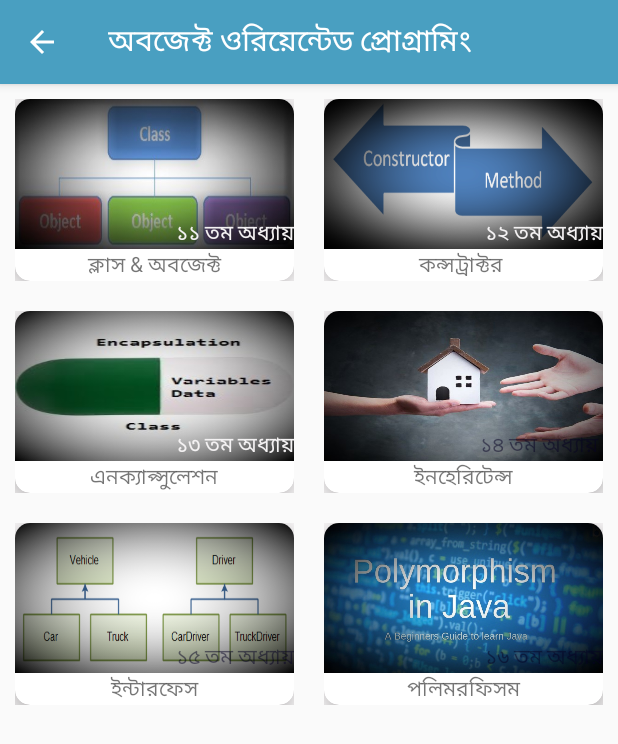
After one commit to Rayhanpatoary/Javamaster, an Android app: the oop screen opened directly, with no data from a screen before it, on a phone screen of 412 x 824 dp. The commit adds this screen. Shown: the top 744 px of the screen. Run offline under Robolectric (Android 15) with nearby library versions, the phone set to English and light mode, and no system bars.

Commit message:
oop part design complete

```diff
--- a/app/src/main/AndroidManifest.xml
+++ b/app/src/main/AndroidManifest.xml
@@ -23,6 +23,9 @@
             android:name=".basic_java"
             android:parentActivityName=".MainActivity" />
         <activity
+            android:name=".oop"
+            android:parentActivityName=".MainActivity" />
+        <activity
             android:name=".basic_two_options"
             android:parentActivityName=".basic_java" />
         <activity android:name=".tutorial_and_code"
--- /dev/null
+++ b/app/src/main/java/com/example/rayhanpatoary/learnjavabangla/advance_java.java
@@ -0,0 +1,13 @@
+package com.example.rayhanpatoary.learnjavabangla;
+
+import android.support.v7.app.AppCompatActivity;
+import android.os.Bundle;
+
+public class advance_java extends AppCompatActivity {
+
+    @Override
+    protected void onCreate(Bundle savedInstanceState) {
+        super.onCreate(savedInstanceState);
+        setContentView(R.layout.activity_advance_java);
+    }
+}
--- a/app/src/main/java/com/example/rayhanpatoary/learnjavabangla/home.java
+++ b/app/src/main/java/com/example/rayhanpatoary/learnjavabangla/home.java
@@ -34,8 +34,21 @@ public class home extends Fragment {
             }
         });
 
+
+        LinearLayout item2 = getActivity().findViewById(R.id.item2);
+        item2.setOnClickListener(new View.OnClickListener() {
+            @Override
+            public void onClick(View v) {
+                start_oop_activity();
+            }
+        });
+
         super.onActivityCreated(savedInstanceState1);
     }
+
+
+
+
 
     private void set_dashboard() {
         set_item1();
@@ -101,6 +114,11 @@ public class home extends Fragment {
         startActivity(intent);
     }
 
+    void start_oop_activity(){
+        Intent intent = new Intent(getContext(),oop.class);
+        startActivity(intent);
+    }
+
 
 
 
--- /dev/null
+++ b/app/src/main/java/com/example/rayhanpatoary/learnjavabangla/oop.java
@@ -0,0 +1,153 @@
+package com.example.rayhanpatoary.learnjavabangla;
+
+import android.annotation.SuppressLint;
+import android.content.Intent;
+import android.support.v7.app.AppCompatActivity;
+import android.os.Bundle;
+import android.view.View;
+import android.widget.LinearLayout;
+import android.widget.TextView;
+
+import static android.app.PendingIntent.getActivity;
+
+public class oop extends AppCompatActivity {
+
+    @Override
+    protected void onCreate(Bundle savedInstanceState) {
+        super.onCreate(savedInstanceState);
+        setContentView(R.layout.activity_oop);
+        getSupportActionBar().setTitle("অবজেক্ট ওরিয়েন্টেড প্রোগ্রামিং");
+        getSupportActionBar().setDisplayHomeAsUpEnabled(true);
+        set_items();
+        LinearLayout item1 = findViewById(R.id.item11);
+        item1.setOnClickListener(new View.OnClickListener() {
+            @Override
+            public void onClick(View v) {
+
+                start_basic_two_options_activity();
+            }
+        });
+
+
+        LinearLayout item2 = findViewById(R.id.item12);
+        item2.setOnClickListener(new View.OnClickListener() {
+            @Override
+            public void onClick(View v) {
+
+                start_basic_two_options_activity();
+            }
+        });
+
+
+        LinearLayout item3 = findViewById(R.id.item13);
+        item3.setOnClickListener(new View.OnClickListener() {
+            @Override
+            public void onClick(View v) {
+
+                start_basic_two_options_activity();
+            }
+        });
+
+
+        LinearLayout item4 = findViewById(R.id.item14);
+        item4.setOnClickListener(new View.OnClickListener() {
+            @Override
+            public void onClick(View v) {
+
+                start_basic_two_options_activity();
+            }
+        });
+
+        LinearLayout item5 = findViewById(R.id.item15);
+        item5.setOnClickListener(new View.OnClickListener() {
+            @Override
+            public void onClick(View v) {
+
+                start_basic_two_options_activity();
+            }
+        });
+
+        LinearLayout item6 = findViewById(R.id.item16);
+        item6.setOnClickListener(new View.OnClickListener() {
+            @Override
+            public void onClick(View v) {
+
+                start_basic_two_options_activity();
+            }
+        });
+
+    }
+    void set_items(){
+        set_item1();
+        set_item2();
+        set_item3();
+        set_item4();
+        set_item5();
+        set_item6();
+    }
+
+    @SuppressLint("ResourceAsColor")
+    private void set_item6() {
+        LinearLayout item6 = findViewById(R.id.item16);
+        TextView item6text1 = (TextView)item6.findViewById(R.id.text1);
+        item6text1.setText("১৬ তম অধ্যায়");
+        item6text1.setBackgroundResource(R.drawable.polymorphysom_image);
+        item6text1.setTextColor(R.color.colorblack);
+        TextView item6text2 = (TextView)item6.findViewById(R.id.text2);
+        item6text2.setText("পলিমরফিসম");
+    }
+
+    @SuppressLint("ResourceAsColor")
+    private void set_item5() {
+        LinearLayout item5 = findViewById(R.id.item15);
+        TextView item5text1 = (TextView)item5.findViewById(R.id.text1);
+        item5text1.setText("১৫ তম অধ্যায়");
+        item5text1.setBackgroundResource(R.drawable.interface_image);
+        item5text1.setTextColor(R.color.colorblack);
+        TextView item5text2 = (TextView)item5.findViewById(R.id.text2);
+        item5text2.setText("ইন্টারফেস");
+    }
+
+    @SuppressLint("ResourceAsColor")
+    private void set_item4() {
+        LinearLayout item4 = findViewById(R.id.item14);
+        TextView item4text1 = (TextView)item4.findViewById(R.id.text1);
+        item4text1.setText("১৪ তম অধ্যায় ");
+        item4text1.setBackgroundResource(R.drawable.inharitance_image);
+        item4text1.setTextColor(R.color.colorblack);
+        TextView item4text2 = (TextView)item4.findViewById(R.id.text2);
+        item4text2.setText("ইনহেরিটেন্স");
+    }
+
+    private void set_item3() {
+        LinearLayout item3 = findViewById(R.id.item13);
+        TextView item3text1 = (TextView)item3.findViewById(R.id.text1);
+        item3text1.setText("১৩ তম অধ্যায়");
+        item3text1.setBackgroundResource(R.drawable.encapsulation_image);;
+        TextView item3text2 = (TextView)item3.findViewById(R.id.text2);
+        item3text2.setText("এনক্যাপ্সুলেশন");
+    }
+
+    private void set_item2() {
+        LinearLayout item2 = findViewById(R.id.item12);
+        TextView item2text1 = (TextView)item2.findViewById(R.id.text1);
+        item2text1.setText("১২ তম অধ্যায়");
+        item2text1.setBackgroundResource(R.drawable.constructor_image);;
+        TextView item2text2 = (TextView)item2.findViewById(R.id.text2);
+        item2text2.setText("কন্সট্রাক্টর ");
+    }
+
+    protected void set_item1() {
+        LinearLayout item1 = findViewById(R.id.item11);
+        TextView item1text1 = (TextView)item1.findViewById(R.id.text1);
+        item1text1.setText("১১ তম অধ্যায়");
+        item1text1.setBackgroundResource(R.drawable.class_object_image);
+        TextView item1text2 = (TextView)item1.findViewById(R.id.text2);
+        item1text2.setText("ক্লাস & অবজেক্ট");
+    }
+
+    void start_basic_two_options_activity(){
+        Intent intent = new Intent(oop.this,basic_two_options.class);
+        startActivity(intent);
+    }
+}
--- /dev/null
+++ b/app/src/main/res/layout/activity_advance_java.xml
@@ -0,0 +1,9 @@
+<?xml version="1.0" encoding="utf-8"?>
+<android.support.constraint.ConstraintLayout xmlns:android="http://schemas.android.com/apk/res/android"
+    xmlns:app="http://schemas.android.com/apk/res-auto"
+    xmlns:tools="http://schemas.android.com/tools"
+    android:layout_width="match_parent"
+    android:layout_height="match_parent"
+    tools:context=".advance_java">
+
+</android.support.constraint.ConstraintLayout>
--- /dev/null
+++ b/app/src/main/res/layout/activity_oop.xml
@@ -0,0 +1,85 @@
+<?xml version="1.0" encoding="utf-8"?>
+<LinearLayout xmlns:app="http://schemas.android.com/apk/res-auto"
+    xmlns:tools="http://schemas.android.com/tools"
+    xmlns:android="http://schemas.android.com/apk/res/android"
+    android:layout_width="wrap_content"
+    android:layout_height="wrap_content"
+    tools:context=".oop"
+    android:weightSum="4"
+    android:orientation="vertical">
+
+    <LinearLayout
+        android:layout_width="wrap_content"
+        android:layout_height="wrap_content"
+        android:orientation="vertical">
+
+
+        <LinearLayout
+            android:layout_width="match_parent"
+            android:layout_height="match_parent"
+            android:weightSum="2"
+            android:orientation="horizontal">
+
+
+            <include layout="@layout/metarial_item_design"
+                android:id="@+id/item11"
+                android:layout_height="wrap_content"
+                android:layout_weight="1"
+                android:layout_width="0dp"
+                android:layout_margin="10dp"/>
+
+            <include layout="@layout/metarial_item_design"
+                android:id="@+id/item12"
+                android:layout_height="wrap_content"
+                android:layout_weight="1"
+                android:layout_width="0dp"
+                android:layout_margin="10dp"/>
+
+        </LinearLayout>
+        <LinearLayout
+            android:layout_width="match_parent"
+            android:layout_height="match_parent"
+            android:weightSum="2"
+            android:orientation="horizontal">
+
+
+            <include layout="@layout/metarial_item_design"
+                android:id="@+id/item13"
+                android:layout_height="wrap_content"
+                android:layout_weight="1"
+                android:layout_width="0dp"
+                android:layout_margin="10dp"/>
+
+            <include layout="@layout/metarial_item_design"
+                android:id="@+id/item14"
+                android:layout_height="wrap_content"
+                android:layout_weight="1"
+                android:layout_width="0dp"
+                android:layout_margin="10dp"/>
+
+        </LinearLayout>
+        <LinearLayout
+            android:layout_width="match_parent"
+            android:layout_height="match_parent"
+            android:weightSum="2"
+            android:orientation="horizontal">
+
+
+            <include layout="@layout/metarial_item_design"
+                android:id="@+id/item15"
+                android:layout_height="wrap_content"
+                android:layout_weight="1"
+                android:layout_width="0dp"
+                android:layout_margin="10dp"/>
+
+            <include layout="@layout/metarial_item_design"
+                android:id="@+id/item16"
+                android:layout_height="wrap_content"
+                android:layout_weight="1"
+                android:layout_width="0dp"
+                android:layout_margin="10dp"/>
+
+        </LinearLayout>
+
+    </LinearLayout>
+</LinearLayout>
--- a/app/src/main/res/layout/nav_header_main.xml
+++ b/app/src/main/res/layout/nav_header_main.xml
@@ -3,7 +3,7 @@
     xmlns:app="http://schemas.android.com/apk/res-auto"
     android:layout_width="match_parent"
     android:layout_height="@dimen/nav_header_height"
-    android:background="@drawable/side_nav_bar"
+    android:background="@drawable/app_cover_photo"
     android:gravity="bottom"
     android:orientation="vertical"
     android:paddingLeft="@dimen/activity_horizontal_margin"
@@ -14,11 +14,11 @@
 
     <ImageView
         android:id="@+id/imageView"
-        android:layout_width="wrap_content"
-        android:layout_height="wrap_content"
+        android:layout_width="70dp"
+        android:layout_height="70dp"
         android:contentDescription="@string/nav_header_desc"
         android:paddingTop="@dimen/nav_header_vertical_spacing"
-        app:srcCompat="@mipmap/ic_launcher" />
+        app:srcCompat="@drawable/javabangla" />
 
     <TextView
         android:layout_width="match_parent"
```
Also changed, not shown: app/src/main/res/drawable-v21/app_cover_photo.png (added), app/src/main/res/drawable-v21/class_object_image.jpg (added), app/src/main/res/drawable-v21/constructor_image.png (added), app/src/main/res/drawable-v21/encapsulation_image.jpg (added), app/src/main/res/drawable-v21/inharitance_image.jpg (added), app/src/main/res/drawable-v21/interface_image.png (added), app/src/main/res/drawable-v21/polymorphysom_image.jpg (added).
